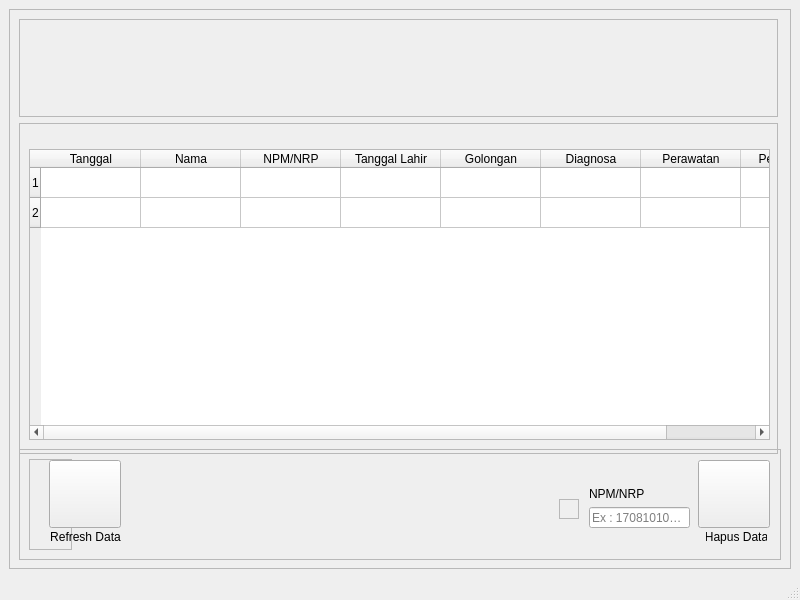
Qt form UI/delete_utama.ui (rakhid16/pkl) before a commit.
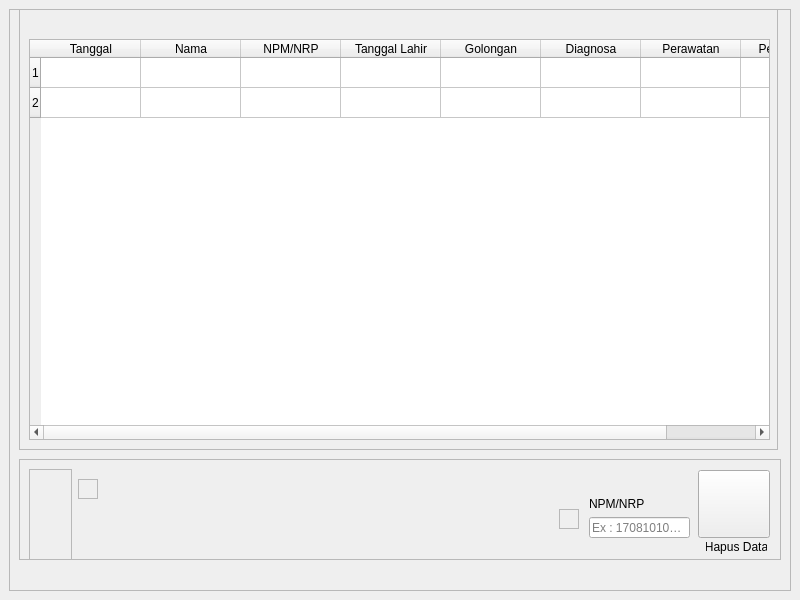
The same form after that commit. Icons and pictures are not drawn.

```diff
--- a/UI/delete_utama.ui
+++ b/UI/delete_utama.ui
@@ -23,71 +23,13 @@
       <property name="frameShadow">
        <enum>QFrame::Raised</enum>
       </property>
-      <widget class="QFrame" name="frame_2">
-       <property name="geometry">
-        <rect>
-         <x>10</x>
-         <y>10</y>
-         <width>759</width>
-         <height>98</height>
-        </rect>
-       </property>
-       <property name="frameShape">
-        <enum>QFrame::StyledPanel</enum>
-       </property>
-       <property name="frameShadow">
-        <enum>QFrame::Raised</enum>
-       </property>
-       <layout class="QGridLayout" name="gridLayout_3">
-        <item row="0" column="0">
-         <layout class="QHBoxLayout" name="horizontalLayout">
-          <item>
-           <widget class="QLabel" name="label_3">
-            <property name="text">
-             <string/>
-            </property>
-            <property name="pixmap">
-             <pixmap resource="img_rsc.qrc">:/images/img/upn logo.png</pixmap>
-            </property>
-            <property name="scaledContents">
-             <bool>true</bool>
-            </property>
-           </widget>
-          </item>
-          <item>
-           <widget class="QLabel" name="label">
-            <property name="text">
-             <string/>
-            </property>
-            <property name="pixmap">
-             <pixmap resource="img_rsc.qrc">:/images/img/poli gigi logo.png</pixmap>
-            </property>
-           </widget>
-          </item>
-         </layout>
-        </item>
-        <item row="0" column="1">
-         <spacer name="horizontalSpacer">
-          <property name="orientation">
-           <enum>Qt::Horizontal</enum>
-          </property>
-          <property name="sizeHint" stdset="0">
-           <size>
-            <width>258</width>
-            <height>20</height>
-           </size>
-          </property>
-         </spacer>
-        </item>
-       </layout>
-      </widget>
       <widget class="QFrame" name="frame_4">
        <property name="geometry">
         <rect>
          <x>10</x>
-         <y>114</y>
+         <y>-20</y>
          <width>759</width>
-         <height>331</height>
+         <height>461</height>
         </rect>
        </property>
        <property name="frameShape">
@@ -100,9 +42,9 @@
         <property name="geometry">
          <rect>
           <x>10</x>
-          <y>26</y>
+          <y>50</y>
           <width>741</width>
-          <height>291</height>
+          <height>401</height>
          </rect>
         </property>
         <row>
@@ -161,9 +103,9 @@
        <property name="geometry">
         <rect>
          <x>10</x>
-         <y>440</y>
+         <y>450</y>
          <width>762</width>
-         <height>111</height>
+         <height>101</height>
         </rect>
        </property>
        <property name="frameShape">
@@ -287,45 +229,6 @@
          <set>Qt::AlignCenter</set>
         </property>
        </widget>
-       <widget class="QPushButton" name="pushButton_3">
-        <property name="geometry">
-         <rect>
-          <x>30</x>
-          <y>11</y>
-          <width>72</width>
-          <height>68</height>
-         </rect>
-        </property>
-        <property name="text">
-         <string/>
-        </property>
-        <property name="icon">
-         <iconset resource="img_rsc.qrc">
-          <normaloff>:/images/img/refresh.png</normaloff>:/images/img/refresh.png</iconset>
-        </property>
-        <property name="iconSize">
-         <size>
-          <width>60</width>
-          <height>60</height>
-         </size>
-        </property>
-       </widget>
-       <widget class="QLabel" name="label_6">
-        <property name="geometry">
-         <rect>
-          <x>31</x>
-          <y>78</y>
-          <width>71</width>
-          <height>20</height>
-         </rect>
-        </property>
-        <property name="text">
-         <string>Refresh Data</string>
-        </property>
-        <property name="alignment">
-         <set>Qt::AlignCenter</set>
-        </property>
-       </widget>
       </widget>
      </widget>
     </item>
@@ -341,7 +244,6 @@
     </rect>
    </property>
   </widget>
-  <widget class="QStatusBar" name="statusbar"/>
  </widget>
  <resources>
   <include location="img_rsc.qrc"/>
```
